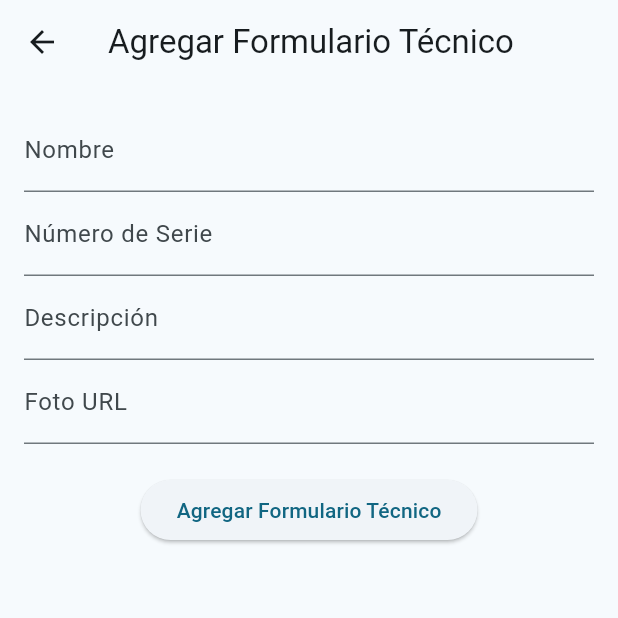
After one commit to PabloDas/glib_practicas, a Flutter app: the FormTecnScreen screen opened directly, after a tap on the "add" icon, on a phone screen of 412 x 824 dp, the top half of it. The commit adds this screen. Run offline on Flutter 3.47's test engine with Material 3 defaults, Android fonts, the phone set to English and light mode, and no system bars; our stand-ins replace cloud_firestore, firebase_auth, firebase_core, shared_preferences; accounts and stored records are empty.

Commit message:
add formulario tecnico

```diff
--- /dev/null
+++ b/lib/features/form_tecnico/models/form_tecn_model.dart
@@ -0,0 +1,37 @@
+class FormTecn {
+  final String id;
+  final String nombre;
+  final String numeroSerie;
+  final String descripcion;
+  final String fotoUrl;
+
+  FormTecn({
+    required this.id,
+    required this.nombre,
+    required this.numeroSerie,
+    required this.descripcion,
+    required this.fotoUrl,
+  });
+
+  // Crear un producto desde un Map (Firestore)
+  factory FormTecn.fromMap(Map<String, dynamic> map) {
+    return FormTecn(
+      id: map['id'] ?? '',  // Asegurar que el ID no sea null
+      nombre: map['nombre'] ?? '',
+      numeroSerie: map['numeroSerie'] ?? '',
+      descripcion: map['descripcion'] ?? '',
+      fotoUrl: map['fotoUrl'] ?? '',
+    );
+  }
+
+  // Convertir un producto a un Map para Firestore
+  Map<String, dynamic> toMap() {
+    return {
+      'id': id,
+      'nombre': nombre,
+      'numeroSerie': numeroSerie,
+      'descripcion': descripcion,
+      'fotoUrl': fotoUrl,
+    };
+  }
+}
--- /dev/null
+++ b/lib/features/form_tecnico/providers/form_tecn_provider.dart
@@ -0,0 +1,35 @@
+import 'package:flutter/material.dart';
+import '../models/form_tecn_model.dart';
+import '../services/form_tecn_service.dart';
+
+class FormTecnProvider extends ChangeNotifier {
+  final FormTecnService _formTecnService = FormTecnService();
+  List<FormTecn> _formTecn = [];
+
+  List<FormTecn> get formTecn => _formTecn;
+
+  // Método para escuchar los cambios de productos en tiempo real
+  void listenToFormTecn() {
+    _formTecnService.streamFormTecn().listen((products) {
+      _formTecn = products;
+      notifyListeners();
+    });
+  }
+
+  // Método para agregar un producto
+  Future<void> addFormTecn(FormTecn product) async {
+    await _formTecnService.addFormTecn(product);
+  }
+
+  // Método para eliminar un producto
+  Future<void> deleteFormTecn(String id) async {
+    await _formTecnService.deleteFormTecn(id);
+    notifyListeners();
+  }
+
+    // Método para actualizar un producto
+  Future<void> updateFormTecn(FormTecn updatedFormTecn) async {
+    await _formTecnService.updateFormTecn(updatedFormTecn);
+    notifyListeners();
+  }
+}
--- /dev/null
+++ b/lib/features/form_tecnico/services/form_tecn_service.dart
@@ -0,0 +1,54 @@
+import 'package:cloud_firestore/cloud_firestore.dart';
+import '../models/form_tecn_model.dart';
+
+class FormTecnService {
+  final FirebaseFirestore _firestore = FirebaseFirestore.instance;
+
+  // Método para obtener productos como un stream en tiempo real
+  Stream<List<FormTecn>> streamFormTecn() {
+    return _firestore.collection('products').snapshots().map((snapshot) {
+      return snapshot.docs.map((doc) {
+        return FormTecn.fromMap(doc.data() as Map<String, dynamic>);
+      }).toList();
+    });
+  }
+
+  // Agregar un nuevo producto a Firestore.
+  Future<void> addFormTecn(FormTecn product) async {
+    try {
+      await _firestore.collection('products').add(product.toMap());
+    } catch (e) {
+      throw Exception('Error al agregar formulario: $e');
+    }
+  }
+
+  // Eliminar un producto de Firestore.
+  Future<void> deleteFormTecn(String id) async {
+    try {
+      QuerySnapshot snapshot = await _firestore
+          .collection('products')
+          .where('id', isEqualTo: id)
+          .get();
+      for (QueryDocumentSnapshot doc in snapshot.docs) {
+        await _firestore.collection('products').doc(doc.id).delete();
+      }
+    } catch (e) {
+      throw Exception('Error al eliminar formulario: $e');
+    }
+  }
+
+  // Actualizar un producto existente en Firestore
+  Future<void> updateFormTecn(FormTecn product) async {
+    try {
+      QuerySnapshot snapshot = await _firestore
+          .collection('products')
+          .where('id', isEqualTo: product.id)
+          .get();
+      for (QueryDocumentSnapshot doc in snapshot.docs) {
+        await _firestore.collection('formTecn').doc(doc.id).update(product.toMap());
+      }
+    } catch (e) {
+      throw Exception('Error al actualizar formulario: $e');
+    }
+  }
+}
--- /dev/null
+++ b/lib/features/form_tecnico/views/add_form_tecn_screen.dart
@@ -0,0 +1,63 @@
+import 'package:flutter/material.dart';
+import 'package:provider/provider.dart';
+import '../models/form_tecn_model.dart';
+import '../providers/form_tecn_provider.dart';
+
+class AddFormTecnScreen extends StatelessWidget {
+  const AddFormTecnScreen({super.key});
+
+  @override
+  Widget build(BuildContext context) {
+    final nombreController = TextEditingController();
+    final numeroSerieController = TextEditingController();
+    final descripcionController = TextEditingController();
+    final fotoUrlController = TextEditingController();
+
+    return Scaffold(
+      appBar: AppBar(
+        title: const Text('Agregar Formulario Técnico'),
+      ),
+      body: Padding(
+        padding: const EdgeInsets.all(16.0),
+        child: Column(
+          children: [
+            TextField(
+              controller: nombreController,
+              decoration: const InputDecoration(labelText: 'Nombre'),
+            ),
+            TextField(
+              controller: numeroSerieController,
+              decoration: const InputDecoration(labelText: 'Número de Serie'),
+            ),
+            TextField(
+              controller: descripcionController,
+              decoration: const InputDecoration(labelText: 'Descripción'),
+            ),
+            TextField(
+              controller: fotoUrlController,
+              decoration: const InputDecoration(labelText: 'Foto URL'),
+            ),
+            const SizedBox(height: 20),
+            ElevatedButton(
+              onPressed: () {
+                final newFormTecn = FormTecn(
+                  id: DateTime.now().toString(),
+                  nombre: nombreController.text,
+                  numeroSerie: numeroSerieController.text,
+                  descripcion: descripcionController.text,
+                  fotoUrl: fotoUrlController.text,
+                );
+
+                Provider.of<FormTecnProvider>(context, listen: false)
+                    .addFormTecn(newFormTecn);
+
+                Navigator.of(context).pop();
+              },
+              child: const Text('Agregar Formulario Técnico'),
+            ),
+          ],
+        ),
+      ),
+    );
+  }
+}
--- /dev/null
+++ b/lib/features/form_tecnico/views/form_tecn_screen.dart
@@ -0,0 +1,81 @@
+import 'package:flutter/material.dart';
+import 'package:glib_practicas/features/form_tecnico/providers/form_tecn_provider.dart';
+import 'package:provider/provider.dart';
+import 'add_form_tecn_screen.dart';
+import 'edit_form_tecn_screen.dart';
+
+class FormTecnScreen extends StatelessWidget {
+  const FormTecnScreen({super.key});
+
+  @override
+  Widget build(BuildContext context) {
+    final productProvider = Provider.of<FormTecnProvider>(context);
+
+    // Escuchar productos en tiempo real
+    productProvider.listenToFormTecn();
+
+    return Scaffold(
+      appBar: AppBar(
+        title: const Text('Formulario Técnico'),
+        actions: [
+          IconButton(
+            icon: const Icon(Icons.add),
+            onPressed: () {
+              // Navegar a la pantalla para agregar un nuevo formulario técnico
+              Navigator.of(context).push(
+                MaterialPageRoute(builder: (context) => const AddFormTecnScreen()),
+              );
+            },
+          ),
+        ],
+      ),
+      body: Consumer<FormTecnProvider>(
+        builder: (context, productProvider, _) {
+          if (productProvider.formTecn.isEmpty) {
+            return const Center(child: Text('No hay productos registrados'));
+          }
+
+          return ListView.builder(
+            itemCount: FormTecnProvider().formTecn.length,
+            itemBuilder: (context, index) {
+              final product = FormTecnProvider().formTecn[index];
+              return ListTile(
+                leading: SizedBox(
+                  width: 50.0, // Define un tamaño para la imagen
+                  height: 50.0,
+                  child: product.fotoUrl.isNotEmpty
+                      ? Image.network(product.fotoUrl, fit: BoxFit.cover)
+                      : const Icon(Icons.image), // Ícono si no hay imagen
+                ),
+                title: Text(product.nombre),
+                subtitle: Text('Nro. Serie: ${product.numeroSerie}'),
+                trailing: Row(
+                  mainAxisSize: MainAxisSize.min,
+                  children: [
+                    IconButton(
+                      icon: const Icon(Icons.edit),
+                      onPressed: () {
+                        // Navegar a la pantalla para editar el formulario técnico
+                        Navigator.of(context).push(
+                          MaterialPageRoute(
+                            builder: (context) => EditFormTecnScreen(product: product),
+                          ),
+                        );
+                      },
+                    ),
+                    IconButton(
+                      icon: const Icon(Icons.delete),
+                      onPressed: () {
+                        productProvider.deleteFormTecn(product.id);
+                      },
+                    ),
+                  ],
+                ),
+              );
+            },
+          );
+        },
+      ),
+    );
+  }
+}
--- a/lib/main.dart
+++ b/lib/main.dart
@@ -27,6 +27,7 @@ void main() {
         ChangeNotifierProvider(create: (_) => SucursalProvider()),
         ChangeNotifierProvider(create: (_) => RubroProvider()),
         ChangeNotifierProvider(create: (_) => CiudadProvider())
+
       ],
       child: const App(),
     ),
```
Also changed, not shown: lib/app_router.dart (+4 -4 lines), lib/features/form_tecnico/views/edit_form_tecn_screen.dart (added, +89 -0 lines), lib/features/home/views/home.page.dart (+9 -1 lines).
